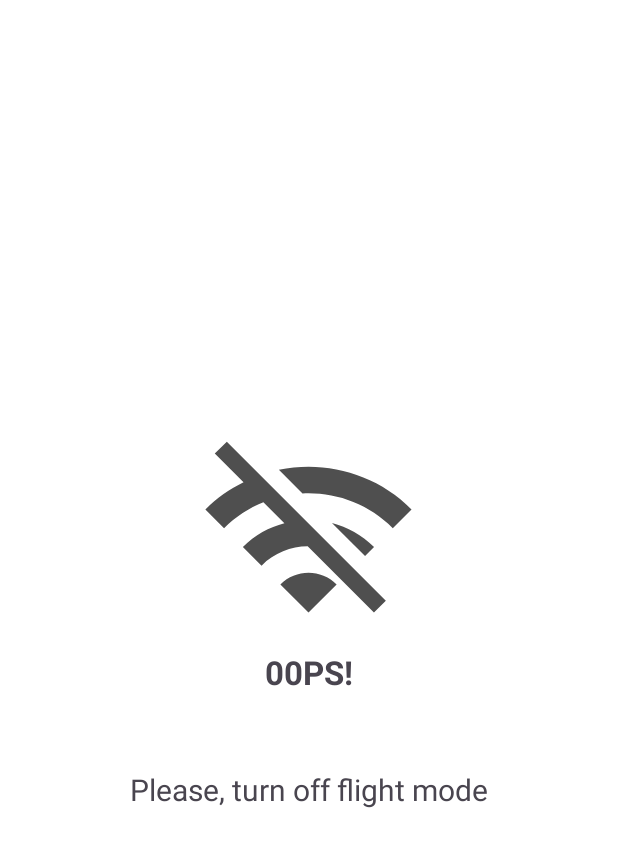
After one commit to NeShkApp/MallProject, an Android app: the layout check_internet_dialog.xml on its own in the app's theme, with its tools: preview values and no code run, on a phone screen of 412 x 824 dp. The commit adds this screen. Shown: the top 847 px of the screen. Run offline under Robolectric (Android 15) with nearby library versions, the phone set to English and light mode, and no system bars.

Commit message:
Added flight mode broadcast receiver

```diff
--- a/app/src/main/AndroidManifest.xml
+++ b/app/src/main/AndroidManifest.xml
@@ -24,7 +24,6 @@
                 <category android:name="android.intent.category.LAUNCHER" />
             </intent-filter>
         </activity>
-
         <activity
             android:name=".presentation.ui.home.MainActivity"
             android:exported="true">
--- /dev/null
+++ b/app/src/main/res/drawable/ic_wifi_off.xml
@@ -0,0 +1,5 @@
+<vector xmlns:android="http://schemas.android.com/apk/res/android" android:height="30dp" android:tint="#4F4F4F" android:viewportHeight="24" android:viewportWidth="24" android:width="30dp">
+
+    <path android:fillColor="@android:color/white" android:pathData="M22.99,9C19.15,5.16 13.8,3.76 8.84,4.78l2.52,2.52c3.47,-0.17 6.99,1.05 9.63,3.7l2,-2zM18.99,13c-1.29,-1.29 -2.84,-2.13 -4.49,-2.56l3.53,3.53 0.96,-0.97zM2,3.05L5.07,6.1C3.6,6.82 2.22,7.78 1,9l1.99,2c1.24,-1.24 2.67,-2.16 4.2,-2.77l2.24,2.24C7.81,10.89 6.27,11.73 5,13v0.01L6.99,15c1.36,-1.36 3.14,-2.04 4.92,-2.06L18.98,20l1.27,-1.26L3.29,1.79 2,3.05zM9,17l3,3 3,-3c-1.65,-1.66 -4.34,-1.66 -6,0z"/>
+
+</vector>
--- /dev/null
+++ b/app/src/main/res/layout/check_internet_dialog.xml
@@ -0,0 +1,30 @@
+<LinearLayout xmlns:android="http://schemas.android.com/apk/res/android"
+    android:layout_width="match_parent"
+    android:layout_height="match_parent"
+    android:orientation="vertical"
+    android:gravity="center">
+
+    <ImageView
+        android:src="@drawable/ic_wifi_off"
+        android:layout_width="150dp"
+        android:layout_height="150dp"
+        android:layout_gravity="center"
+        android:layout_marginTop="50dp"/>
+
+    <TextView
+        android:layout_width="match_parent"
+        android:layout_height="wrap_content"
+        android:text="00PS!"
+        android:textSize="22sp"
+        android:gravity="center"
+        android:textStyle="bold"/>
+
+    <TextView
+        android:layout_width="match_parent"
+        android:layout_height="wrap_content"
+        android:text="Please, turn off flight mode"
+        android:gravity="center"
+        android:textSize="20sp"
+        android:layout_margin="50dp"/>
+
+</LinearLayout>
--- a/app/src/main/res/values-night/themes.xml
+++ b/app/src/main/res/values-night/themes.xml
@@ -31,8 +31,9 @@
 
 <resources xmlns:tools="http://schemas.android.com/tools">
 
-<!--    <style name="Base.Theme.MallProject" parent="Theme.Material3.Dark.NoActionBar">-->
-    <style name="Base.Theme.MallProject" parent="Theme.MaterialComponents.DayNight.NoActionBar">
+    <style name="Base.Theme.MallProject" parent="Theme.Material3.Dark.NoActionBar">
+<!--    <style name="Base.Theme.MallProject" parent="Theme.MaterialComponents.DayNight.NoActionBar">-->
+<!--    <style name="Base.Theme.MallProject" parent="Theme.AppCompat.Light">-->
         <!-- Основні кольори -->
         <item name="android:windowBackground">@color/darkBackground</item>
         <item name="android:textColorPrimary">@color/white</item>
--- a/app/src/main/res/values/strings.xml
+++ b/app/src/main/res/values/strings.xml
@@ -32,4 +32,6 @@
     <string name="total">Total:</string>
     <string name="username">Username</string>
     <string name="orders">Orders</string>
+    <!-- TODO: Remove or change this placeholder text -->
+    <string name="hello_blank_fragment">Hello blank fragment</string>
 </resources>
--- a/app/src/main/res/values/themes.xml
+++ b/app/src/main/res/values/themes.xml
@@ -23,8 +23,8 @@
 
 
 <resources xmlns:tools="http://schemas.android.com/tools">
-    <!-- Базова тема для додатка -->
     <style name="Base.Theme.MallProject" parent="Theme.Material3.DayNight.NoActionBar">
+<!--    <style name="Base.Theme.MallProject" parent="Theme.AppCompat.Light">-->
 <!--    <style name="Base.Theme.MallProject" parent="Theme.MaterialComponents.DayNight.NoActionBar">-->
         <item name="android:windowBackground">@color/lightBackground</item>
         <item name="android:textColorPrimary">@color/black</item>
```
Also changed, not shown: app/src/main/java/org/bohdan/mallproject/MyApp.kt (+9 -0 lines), app/src/main/java/org/bohdan/mallproject/presentation/ui/base/BaseActivity.kt (+59 -4 lines), app/src/main/java/org/bohdan/mallproject/presentation/ui/home/MainActivity.kt (+48 -0 lines), app/src/main/java/org/bohdan/mallproject/utils/AirplaneModeReceiver.kt (added, +33 -0 lines).
